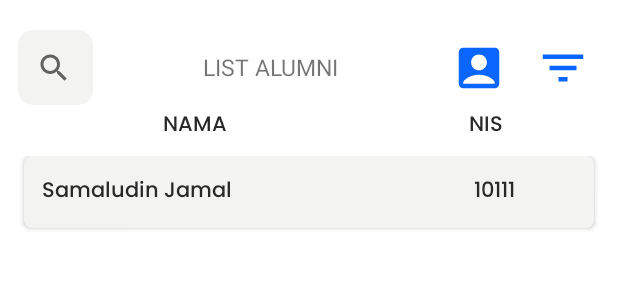
After one commit to hanifalfaqih/Career8, an Android app: the layout activity_list_alumni.xml on its own in the app's theme, with its tools: preview values and no code run, on a phone screen of 412 x 824 dp. The commit adds this screen. Shown: the top 300 px of the screen. Run offline under Robolectric (Android 15) with nearby library versions, the phone set to English and light mode, and no system bars.

Commit message:
add layout list alumni

```diff
--- a/app/src/main/AndroidManifest.xml
+++ b/app/src/main/AndroidManifest.xml
@@ -14,9 +14,29 @@
         android:theme="@style/Theme.Career8"
         tools:targetApi="31">
         <activity
+            android:name=".ListAlumniActivity"
+            android:exported="false">
+            <meta-data
+                android:name="android.app.lib_name"
+                android:value="" />
+        </activity>
+        <activity
+            android:name=".ListAlumniAcrivty"
+            android:exported="false">
+            <meta-data
+                android:name="android.app.lib_name"
+                android:value="" />
+        </activity>
+        <activity
+            android:name=".item_list_alumni"
+            android:exported="false">
+            <meta-data
+                android:name="android.app.lib_name"
+                android:value="" />
+        </activity>
+        <activity
             android:name=".home.ListLowonganKerjaActivity"
-            android:exported="false">
-        </activity>
+            android:exported="false" />
         <activity
             android:name=".DataDiriActivity"
             android:exported="false" />
--- /dev/null
+++ b/app/src/main/java/id/allana/career8/ListAlumniActivity.kt
@@ -0,0 +1,11 @@
+package id.allana.career8
+
+import androidx.appcompat.app.AppCompatActivity
+import android.os.Bundle
+
+class ListAlumniActivity : AppCompatActivity() {
+    override fun onCreate(savedInstanceState: Bundle?) {
+        super.onCreate(savedInstanceState)
+        setContentView(R.layout.activity_list_alumni)
+    }
+}
--- /dev/null
+++ b/app/src/main/res/drawable/bg_search.xml
@@ -0,0 +1,10 @@
+<?xml version="1.0" encoding="utf-8"?>
+<selector xmlns:android="http://schemas.android.com/apk/res/android">
+    <item>
+        <shape android:shape="rectangle">
+            <solid android:color="@color/bg_card_view"/>
+            <corners android:radius="10dp"/>
+        </shape>
+    </item>
+
+</selector>
--- /dev/null
+++ b/app/src/main/res/drawable/ic_baseline_filter_list.xml
@@ -0,0 +1,5 @@
+<vector android:height="36dp" android:tint="#0A66FF"
+    android:viewportHeight="24" android:viewportWidth="24"
+    android:width="36dp" xmlns:android="http://schemas.android.com/apk/res/android">
+    <path android:fillColor="@android:color/white" android:pathData="M10,18h4v-2h-4v2zM3,6v2h18L21,6L3,6zM6,13h12v-2L6,11v2z"/>
+</vector>
--- /dev/null
+++ b/app/src/main/res/layout/activity_list_alumni.xml
@@ -0,0 +1,107 @@
+<?xml version="1.0" encoding="utf-8"?>
+<androidx.constraintlayout.widget.ConstraintLayout xmlns:android="http://schemas.android.com/apk/res/android"
+    xmlns:app="http://schemas.android.com/apk/res-auto"
+    xmlns:tools="http://schemas.android.com/tools"
+    android:layout_width="match_parent"
+    android:layout_height="match_parent"
+    tools:context=".ListAlumniActivity">
+
+
+    <SearchView
+        android:id="@+id/searchView"
+        android:layout_width="50dp"
+        android:layout_height="50dp"
+        android:layout_marginStart="12dp"
+        android:layout_marginTop="20dp"
+        android:background="@drawable/bg_search"
+        app:layout_constraintStart_toStartOf="parent"
+        app:layout_constraintTop_toTopOf="parent" />
+
+    <TextView
+        android:id="@+id/judul_list_alumni"
+        android:layout_width="124dp"
+        android:layout_height="30dp"
+        android:gravity="center"
+        android:text="LIST ALUMNI"
+        android:textAlignment="center"
+        android:textSize="15sp"
+        app:layout_constraintBottom_toBottomOf="@+id/searchView"
+        app:layout_constraintEnd_toStartOf="@+id/btn_profile"
+        app:layout_constraintStart_toEndOf="@+id/searchView"
+        app:layout_constraintTop_toTopOf="@+id/searchView" />
+
+    <androidx.appcompat.widget.AppCompatImageButton
+        android:id="@+id/btn_profile"
+        android:layout_width="42dp"
+        android:layout_height="42dp"
+        android:layout_marginEnd="56dp"
+        android:backgroundTint="@color/white"
+        android:src="@drawable/ic_baseline_account_box"
+        app:layout_constraintBottom_toBottomOf="@+id/judul_list_alumni"
+        app:layout_constraintEnd_toEndOf="@id/btn_filter"
+        app:layout_constraintTop_toTopOf="@+id/judul_list_alumni"
+        tools:ignore="SpeakableTextPresentCheck,TouchTargetSizeCheck" />
+
+    <androidx.appcompat.widget.AppCompatImageButton
+        android:id="@+id/btn_filter"
+        android:layout_width="42dp"
+        android:layout_height="42dp"
+        android:layout_marginEnd="16dp"
+        android:backgroundTint="@color/white"
+        android:src="@drawable/ic_baseline_filter_list"
+        app:layout_constraintBottom_toBottomOf="@+id/btn_profile"
+        app:layout_constraintEnd_toEndOf="parent"
+        app:layout_constraintTop_toTopOf="@+id/btn_profile"
+        tools:ignore="SpeakableTextPresentCheck,TouchTargetSizeCheck" />
+
+    <androidx.appcompat.widget.LinearLayoutCompat
+        android:id="@+id/linearLayoutCompat"
+        android:layout_width="match_parent"
+        android:layout_height="wrap_content"
+        android:layout_margin="12dp"
+        android:layout_marginTop="16dp"
+        android:orientation="horizontal"
+        android:weightSum="5"
+        app:layout_constraintEnd_toEndOf="parent"
+        app:layout_constraintStart_toStartOf="parent"
+        app:layout_constraintTop_toBottomOf="@id/judul_list_alumni">
+
+        <TextView
+            android:id="@+id/nama_list_alumni"
+            android:layout_width="wrap_content"
+            android:layout_height="wrap_content"
+            android:layout_weight="3"
+            android:fontFamily="@font/poppins_medium"
+            android:textAlignment="center"
+            android:textColor="@color/text_black"
+            tools:text="NAMA" />
+
+        <TextView
+            android:id="@+id/nis_list_alumni"
+            android:layout_width="wrap_content"
+            android:layout_height="wrap_content"
+            android:layout_weight="2"
+            android:fontFamily="@font/poppins_medium"
+            android:textAlignment="center"
+            android:textColor="@color/text_black"
+            tools:text="NIS" />
+
+
+    </androidx.appcompat.widget.LinearLayoutCompat>
+
+
+    <androidx.recyclerview.widget.RecyclerView
+        android:id="@+id/rv_lowongan_kerja"
+        android:layout_width="0dp"
+        android:layout_height="0dp"
+        android:layout_marginTop="8dp"
+        app:layout_constraintBottom_toBottomOf="parent"
+        app:layout_constraintEnd_toEndOf="parent"
+        app:layout_constraintHorizontal_bias="0.0"
+        app:layout_constraintStart_toStartOf="parent"
+        app:layout_constraintTop_toBottomOf="@+id/linearLayoutCompat"
+        app:layout_constraintVertical_bias="0.0"
+        tools:listitem="@layout/item_list_alumni" />
+
+
+</androidx.constraintlayout.widget.ConstraintLayout>
--- /dev/null
+++ b/app/src/main/res/layout/item_list_alumni.xml
@@ -0,0 +1,51 @@
+<?xml version="1.0" encoding="utf-8"?>
+<androidx.constraintlayout.widget.ConstraintLayout xmlns:android="http://schemas.android.com/apk/res/android"
+    android:layout_width="match_parent"
+    android:layout_height="match_parent"
+    xmlns:tools="http://schemas.android.com/tools"
+    xmlns:app="http://schemas.android.com/apk/res-auto">
+
+    <androidx.cardview.widget.CardView
+        android:layout_width="0dp"
+        android:layout_height="wrap_content"
+        android:layout_marginStart="16dp"
+        android:layout_marginEnd="16dp"
+        app:cardCornerRadius="5dp"
+        app:cardBackgroundColor="@color/bg_card_view"
+        app:layout_constraintEnd_toEndOf="parent"
+        app:layout_constraintStart_toStartOf="parent"
+        app:layout_constraintTop_toTopOf="parent">
+
+        <androidx.appcompat.widget.LinearLayoutCompat
+            android:layout_width="match_parent"
+            android:layout_height="wrap_content"
+            android:orientation="horizontal"
+            android:weightSum="5"
+            android:layout_margin="12dp">
+
+            <TextView
+                android:id="@+id/nama_list_alumni"
+                android:layout_width="wrap_content"
+                android:layout_height="wrap_content"
+                tools:text="Samaludin Jamal"
+                android:layout_weight="4"
+                android:fontFamily="@font/poppins_medium"
+                android:textColor="@color/text_black"/>
+
+            <TextView
+                android:id="@+id/nis_list_alumni"
+                android:layout_width="wrap_content"
+                android:layout_height="wrap_content"
+                tools:text="10111"
+                android:layout_weight="1"
+                android:fontFamily="@font/poppins_medium"
+                android:textColor="@color/text_black"/>
+
+
+        </androidx.appcompat.widget.LinearLayoutCompat>
+
+
+    </androidx.cardview.widget.CardView>
+
+
+</androidx.constraintlayout.widget.ConstraintLayout>
--- a/app/src/main/res/values/colors.xml
+++ b/app/src/main/res/values/colors.xml
@@ -15,7 +15,6 @@
     <color name="gray2">#858383</color>
     <color name="white_icon">#F1EFED</color>
     <color name="bg_card_view">#F3F3F2</color>
-
     <color name="text_black">#282828</color>
 
 </resources>
```
